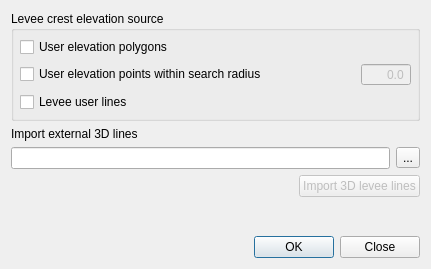
First picture: the form in flo2d/ui/levees_elevation.ui, repository FLO-2DSoftware/qgis-flo-2d-plugin, before the edit.
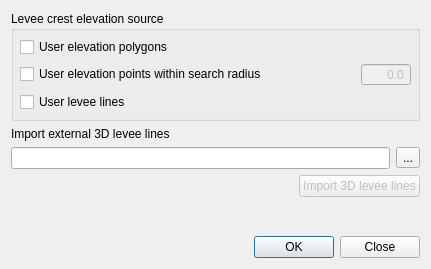
Second picture: the form after the edit.

Commit message: Individual levee dialog includes neighbours elevations

```diff
--- a/flo2d/ui/levees_elevation.ui
+++ b/flo2d/ui/levees_elevation.ui
@@ -99,7 +99,7 @@
       <item>
        <widget class="QCheckBox" name="elev_lines_chbox">
         <property name="text">
-         <string>Levee user lines</string>
+         <string>User levee lines</string>
         </property>
         <property name="checked">
          <bool>false</bool>
@@ -122,7 +122,7 @@
    <item row="1" column="0">
     <widget class="QLabel" name="label">
      <property name="text">
-      <string>Import external 3D lines</string>
+      <string>Import external 3D levee lines</string>
      </property>
     </widget>
    </item>
```
The commit also changes 5 other files.
